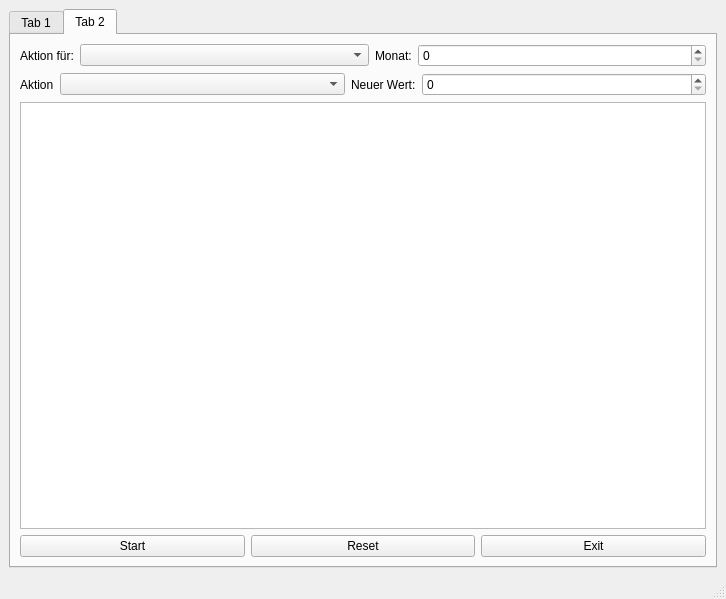
Before: the Qt Designer form thollaus/GUI.ui in TimonHollaus/restful-webservice-TimonHollaus, drawn with Qt 5.
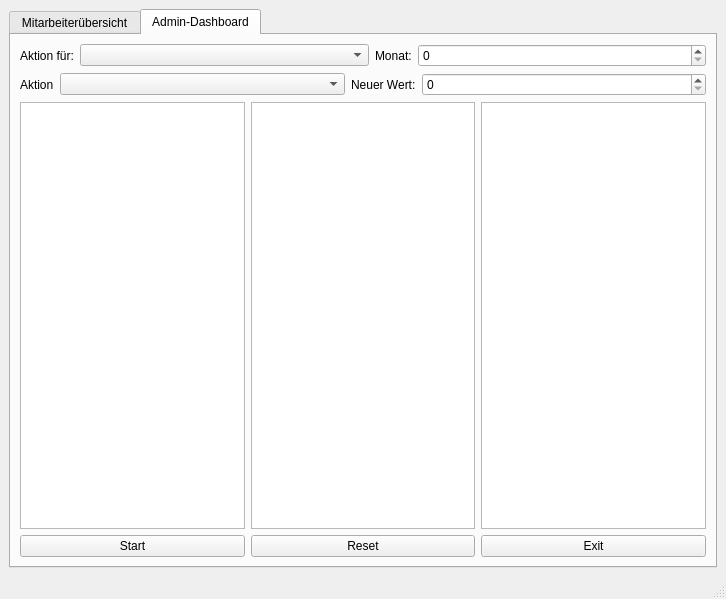
After: the same form once the commit is applied. The open tabs and pages were chosen to show the change.

Commit message: set result für alle textbrowser + GUI name changes

The edit to the form file:
```diff
--- a/thollaus/GUI.ui
+++ b/thollaus/GUI.ui
@@ -22,7 +22,7 @@
       </property>
       <widget class="QWidget" name="Mitarbeiterbersicht">
        <attribute name="title">
-        <string>Tab 1</string>
+        <string>Mitarbeiterübersicht</string>
        </attribute>
        <layout class="QVBoxLayout" name="verticalLayout_5">
         <item>
@@ -113,7 +113,7 @@
       </widget>
       <widget class="QWidget" name="AdminDashboard">
        <attribute name="title">
-        <string>Tab 2</string>
+        <string>Admin-Dashboard</string>
        </attribute>
        <layout class="QVBoxLayout" name="verticalLayout_2">
         <item>
@@ -204,13 +204,17 @@
            </layout>
           </item>
           <item>
-           <widget class="QTextBrowser" name="textBrowser_tab2">
-            <property name="font">
-             <font>
-              <pointsize>12</pointsize>
-             </font>
-            </property>
-           </widget>
+           <layout class="QHBoxLayout" name="horizontalLayout_2">
+            <item>
+             <widget class="QTextBrowser" name="textBrowser_tab2_1"/>
+            </item>
+            <item>
+             <widget class="QTextBrowser" name="textBrowser_tab2_2"/>
+            </item>
+            <item>
+             <widget class="QTextBrowser" name="textBrowser_tab2_3"/>
+            </item>
+           </layout>
           </item>
           <item>
            <layout class="QHBoxLayout" name="horizontalLayout_7">
```
Left out of the diff: 2 changed lines with no effect on the pictures. The commit also changes 3 other files.
